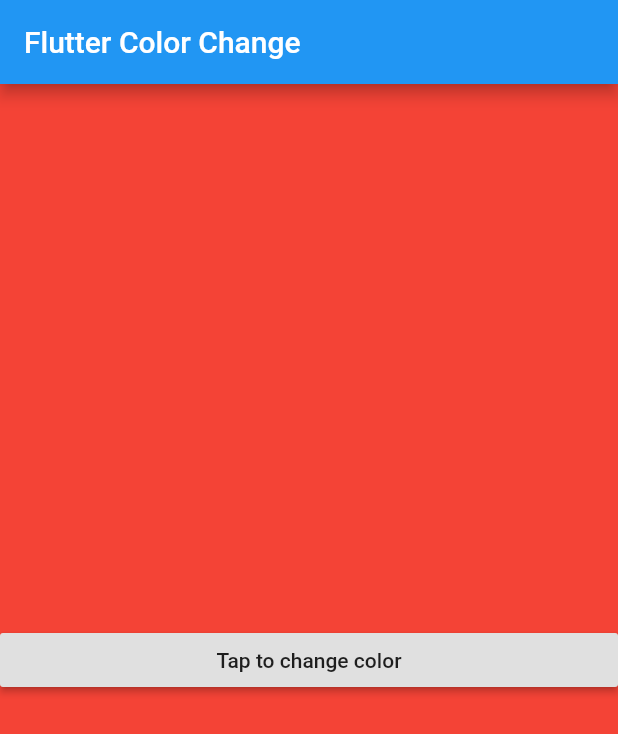
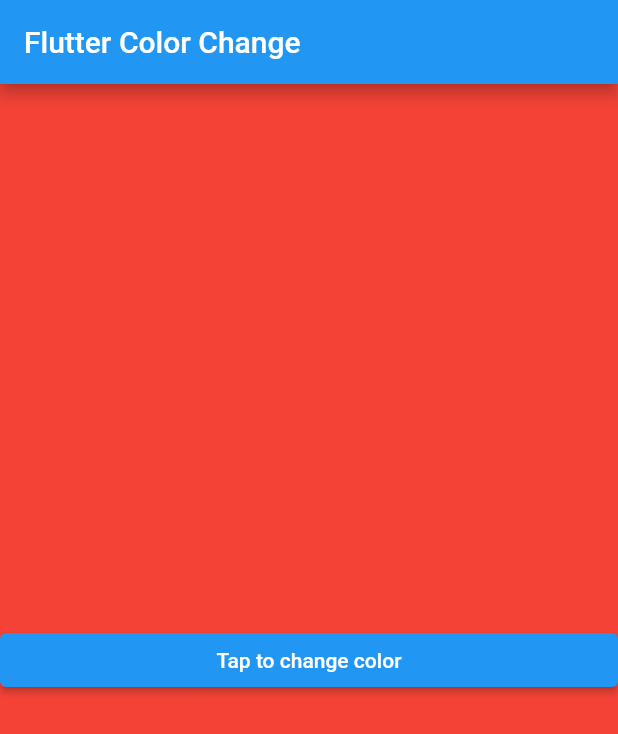
Before and after one commit to mihirdaka/colorChange, a Flutter app: the screen it shows after launch, on a phone screen of 412 x 824 dp. Shown: the top 734 px of the screen. Run offline on Flutter 3.47's test engine with Material 2 defaults, Android fonts, the phone set to English and light mode, and no system bars.

```diff
--- a/lib/main.dart
+++ b/lib/main.dart
@@ -35,7 +35,7 @@ class _MyHomePageState extends State<MyHomePage> {
     Colors.green,
     Colors.blue,
     Colors.pink,
-    Colors.black,
+    Colors.amber,
   ];
 
   void _incrementCounter() {
@@ -62,7 +62,7 @@ class _MyHomePageState extends State<MyHomePage> {
           crossAxisAlignment: CrossAxisAlignment.stretch,
           mainAxisAlignment: MainAxisAlignment.center,
           children: <Widget>[
-            RaisedButton(
+            ElevatedButton(
               onPressed: _incrementCounter,
               child: Text('Tap to change color'),
             )
```
Also changed, not shown: pubspec.lock.
